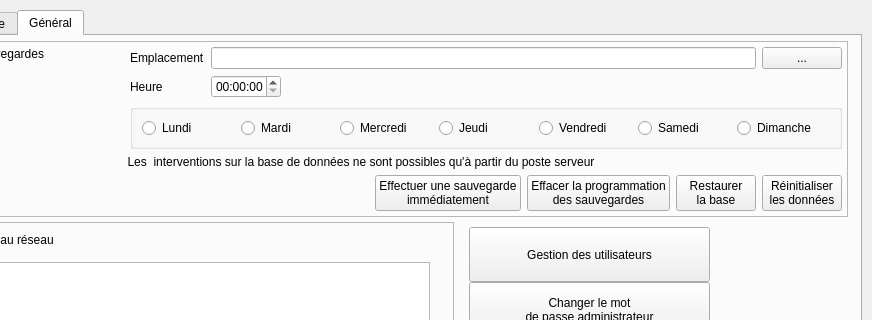
Above: Dialogs/dlg_param.ui from ukinoki/Rufus before the change; both pictures show x 143 to 1015 and y 0 to 320 of the 1015 by 940 pixel window. Below: the same form after it.
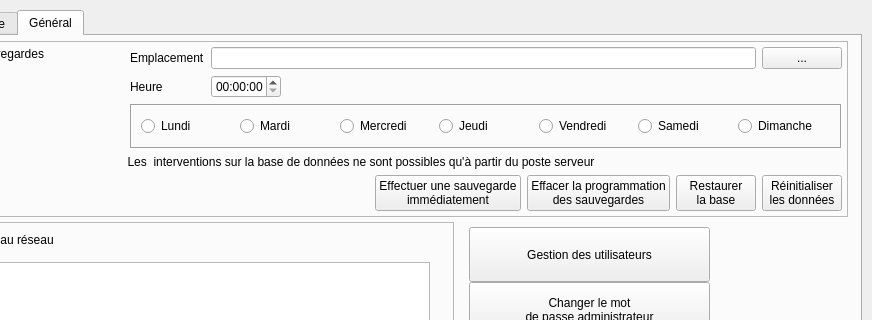
That is the form after the change. Icons and pictures are not drawn. Custom widgets are drawn as their Qt base class.

What changed in the file:
```diff
--- a/Dialogs/dlg_param.ui
+++ b/Dialogs/dlg_param.ui
@@ -2454,7 +2454,7 @@
                 </widget>
                </item>
                <item row="2" column="1" colspan="3">
-                <widget class="QGroupBox" name="JourSauvegardegroupBox">
+                <widget class="QFrame" name="JourSauvegardeframe">
                  <property name="minimumSize">
                   <size>
                    <width>0</width>
@@ -2473,8 +2473,11 @@
                  <property name="contextMenuPolicy">
                   <enum>Qt::NoContextMenu</enum>
                  </property>
-                 <property name="title">
-                  <string/>
+                 <property name="frameShape">
+                  <enum>QFrame::Box</enum>
+                 </property>
+                 <property name="frameShadow">
+                  <enum>QFrame::Sunken</enum>
                  </property>
                  <layout class="QHBoxLayout" name="horizontalLayout_7">
                   <item>
```
Left out of the diff: 22 changed lines with no effect on the pictures.
